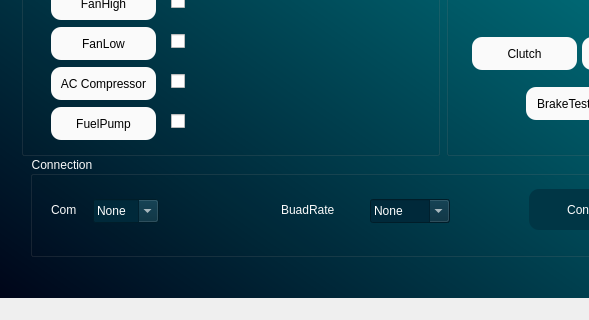
Maede1991/ecutester, file MainWindow.ui: the form before one commit; both pictures show x 0 to 589 and y 593 to 913 of the 1299 by 913 pixel window.
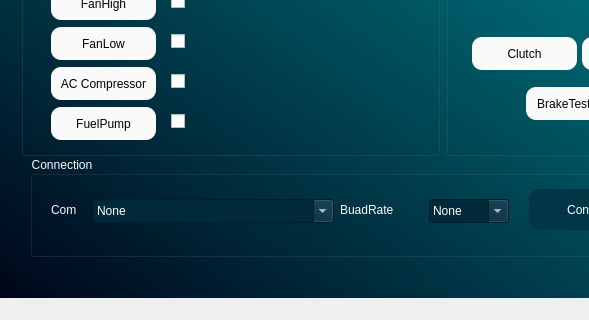
The form after the commit.

Patch:
```diff
--- a/MainWindow.ui
+++ b/MainWindow.ui
@@ -72,7 +72,7 @@
       <rect>
        <x>63</x>
        <y>43</y>
-       <width>66</width>
+       <width>241</width>
        <height>24</height>
       </rect>
      </property>
@@ -94,7 +94,7 @@
     <widget class="QLabel" name="label_3">
      <property name="geometry">
       <rect>
-       <x>251</x>
+       <x>310</x>
        <y>41</y>
        <width>83</width>
        <height>26</height>
@@ -107,7 +107,7 @@
     <widget class="QComboBox" name="comboBoxBuadRate">
      <property name="geometry">
       <rect>
-       <x>340</x>
+       <x>399</x>
        <y>43</y>
        <width>80</width>
        <height>24</height>
```
Left out of the diff: 2 changed lines with no effect on the pictures.
